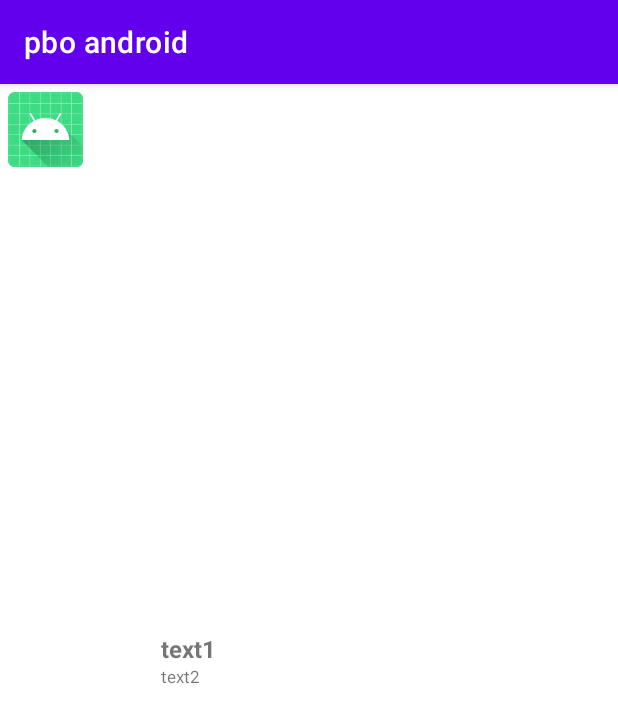
After one commit to Rafli-Dewanto/pbo-mobile, an Android app: the ListViewActivity screen opened directly, with no data from a screen before it, on a phone screen of 412 x 824 dp. The commit adds this screen. Shown: the top 723 px of the screen. Run offline under Robolectric (Android 15) with nearby library versions, the phone set to English and light mode, and no system bars.

Commit message:
add list view activity

```diff
--- a/app/src/main/java/com/example/pboandroid/HomeActivity.java
+++ b/app/src/main/java/com/example/pboandroid/HomeActivity.java
@@ -23,7 +23,7 @@ public class HomeActivity extends AppCompatActivity {
         loginButton.setOnClickListener(new View.OnClickListener() {
             @Override
             public void onClick(View view) {
-                Intent login = new Intent(HomeActivity.this, LoginActivity.class);
+                Intent login = new Intent(HomeActivity.this, PindahActivity.class);
                 startActivity(login);
                 finish();
             }
--- /dev/null
+++ b/app/src/main/java/com/example/pboandroid/ListViewActivity.java
@@ -0,0 +1,15 @@
+package com.example.pboandroid;
+
+import androidx.appcompat.app.AppCompatActivity;
+
+import android.os.Bundle;
+
+public class ListViewActivity extends AppCompatActivity {
+
+    @Override
+    protected void onCreate(Bundle savedInstanceState) {
+        super.onCreate(savedInstanceState);
+        setContentView(R.layout.activity_list_view);
+
+    }
+}
--- a/app/src/main/java/com/example/pboandroid/LoginActivity.java
+++ b/app/src/main/java/com/example/pboandroid/PindahActivity.java
@@ -6,20 +6,20 @@ import android.content.Intent;
 import android.os.Bundle;
 import android.view.View;
 import android.widget.Button;
-public class LoginActivity extends AppCompatActivity {
+public class PindahActivity extends AppCompatActivity {
     Button pindah;
 
     @Override
     protected void onCreate(Bundle savedInstanceState) {
         super.onCreate(savedInstanceState);
-        setContentView(R.layout.activity_login);
+        setContentView(R.layout.activity_pindah);
 
         pindah = findViewById(R.id.pindah);
 
        pindah.setOnClickListener(new View.OnClickListener(){
            @Override
            public void onClick(View view) {
-               Intent pindahActivity = new Intent(LoginActivity.this, LatihanIntentActivity.class);
+               Intent pindahActivity = new Intent(PindahActivity.this, LatihanIntentActivity.class);
                startActivity(pindahActivity);
                finish(); // dispose pada desktop
            }
--- a/app/src/main/java/com/example/pboandroid/RelativeActivity.java
+++ b/app/src/main/java/com/example/pboandroid/RelativeActivity.java
@@ -41,8 +41,7 @@ public class RelativeActivity extends AppCompatActivity implements AdapterView.O
 
     @Override
     public void onItemSelected(AdapterView<?> adapterView, View view, int i, long l) {
-        String text = adapterView.getItemAtPosition(i).toString();
-//        Toast.makeText(adapterView.getContext(), text, Toast.LENGTH_LONG).show();
+
     }
 
     @Override
--- /dev/null
+++ b/app/src/main/res/layout/activity_list_view.xml
@@ -0,0 +1,49 @@
+<?xml version="1.0" encoding="utf-8"?>
+<LinearLayout xmlns:android="http://schemas.android.com/apk/res/android"
+    xmlns:app="http://schemas.android.com/apk/res-auto"
+    xmlns:tools="http://schemas.android.com/tools"
+    android:id="@+id/lineLayout"
+    android:layout_width="match_parent"
+    android:layout_height="match_parent"
+    android:orientation="horizontal"
+    tools:context=".ListViewActivity">
+
+    <LinearLayout
+        android:layout_width="wrap_content"
+        android:layout_height="wrap_content"
+        android:layout_weight="0.3"
+        android:padding="5dp">
+
+        <ImageView
+            android:id="@+id/imgView"
+            android:layout_width="50dp"
+            android:layout_height="50dp"
+            android:src="@mipmap/ic_launcher" />
+
+    </LinearLayout>
+
+    <LinearLayout
+        android:layout_width="wrap_content"
+        android:layout_height="wrap_content"
+        android:layout_gravity="center"
+        android:layout_weight="1.7"
+        android:orientation="vertical">
+
+        <TextView
+            android:id="@+id/text1"
+            android:layout_width="match_parent"
+            android:layout_height="wrap_content"
+            android:text="text1"
+            android:textSize="16dp"
+            android:textStyle="bold" />
+
+        <TextView
+            android:id="@+id/text2"
+            android:layout_width="match_parent"
+            android:layout_height="wrap_content"
+            android:text="text2"
+            android:textSize="11dp" />
+
+    </LinearLayout>
+
+</LinearLayout>
--- a/app/src/main/res/layout/activity_login.xml
+++ b/app/src/main/res/layout/activity_pindah.xml
@@ -6,7 +6,7 @@
     android:layout_height="match_parent"
     android:layout_margin="50px"
     android:gravity="center_horizontal"
-    tools:context=".LoginActivity">
+    tools:context=".PindahActivity">
 
     <Button
         android:layout_width="wrap_content"
```
Also changed, not shown: app/src/main/AndroidManifest.xml (+10 -1 lines), app/src/main/java/com/example/pboandroid/ListViewDataActivity.java (added, +26 -0 lines), app/src/main/java/com/example/pboandroid/NegaraActivity.java (added, +36 -0 lines), app/src/main/java/com/example/pboandroid/adapters/NegaraAdapter.java (added, +67 -0 lines), app/src/main/res/layout/activity_list_view_data.xml (added, +24 -0 lines), app/src/main/res/layout/activity_negara.xml (added, +16 -0 lines).
